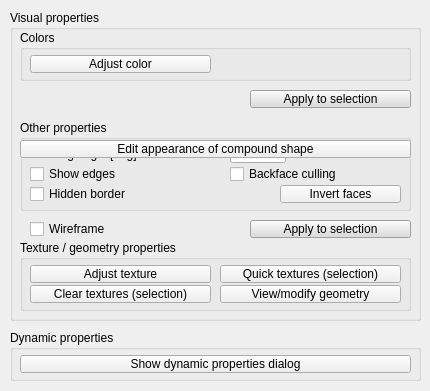
Before: the Qt Designer form ui/qdlgshapes.ui in CoppeliaRobotics/coppeliaSimLib, drawn with Qt 5.
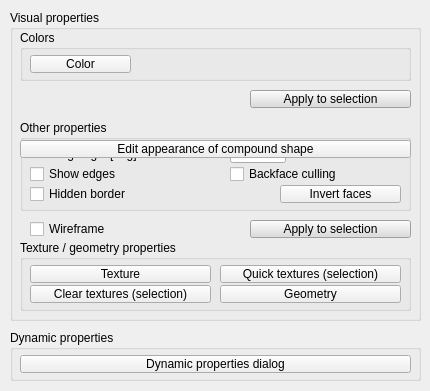
After: the same form once the commit is applied.

What changed in the file:
```diff
--- a/ui/qdlgshapes.ui
+++ b/ui/qdlgshapes.ui
@@ -53,7 +53,7 @@
      <enum>Qt::StrongFocus</enum>
     </property>
     <property name="text">
-     <string>Show dynamic properties dialog</string>
+     <string>Dynamic properties dialog</string>
     </property>
     <property name="checkable">
      <bool>true</bool>
@@ -92,7 +92,7 @@
       <rect>
        <x>10</x>
        <y>25</y>
-       <width>181</width>
+       <width>101</width>
        <height>18</height>
       </rect>
      </property>
@@ -100,7 +100,7 @@
       <enum>Qt::StrongFocus</enum>
      </property>
      <property name="text">
-      <string>Adjust color</string>
+      <string>Color</string>
      </property>
     </widget>
    </widget>
@@ -1151,7 +1151,7 @@
       <enum>Qt::StrongFocus</enum>
      </property>
      <property name="text">
-      <string>Adjust texture</string>
+      <string>Texture</string>
      </property>
     </widget>
     <widget class="QToolButton" name="qqGeometry">
@@ -1167,7 +1167,7 @@
       <enum>Qt::StrongFocus</enum>
      </property>
      <property name="text">
-      <string>View/modify geometry</string>
+      <string>Geometry</string>
      </property>
     </widget>
     <widget class="QToolButton" name="qqDirtTexture">
```
